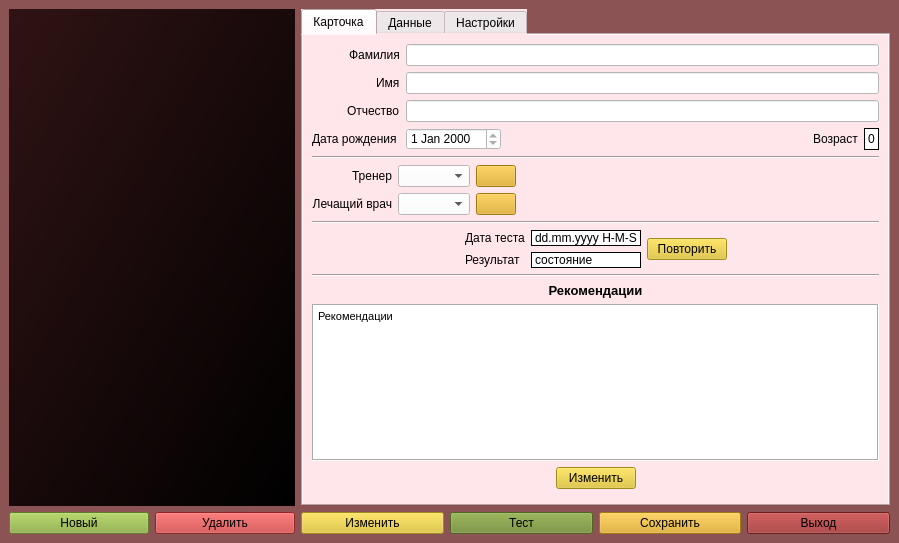
First picture: the form in design1.ui, repository egorguslyan/kvantoriada, before the edit.
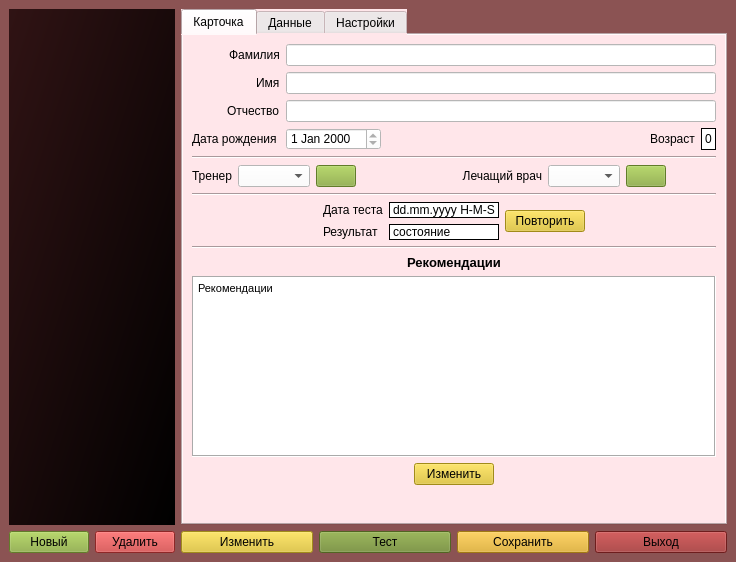
Second picture: the form after the edit. Icons and pictures are not drawn. Custom widgets are drawn as their Qt base class.

```diff
--- a/design1.ui
+++ b/design1.ui
@@ -9,8 +9,8 @@
    <rect>
     <x>0</x>
     <y>0</y>
-    <width>899</width>
-    <height>543</height>
+    <width>736</width>
+    <height>562</height>
    </rect>
   </property>
   <property name="sizePolicy">
@@ -42,7 +42,7 @@
         </property>
         <property name="maximumSize">
          <size>
-          <width>349</width>
+          <width>250</width>
           <height>16777215</height>
          </size>
         </property>
@@ -60,6 +60,9 @@
         <property name="frameShape">
          <enum>QFrame::NoFrame</enum>
         </property>
+        <property name="sizeAdjustPolicy">
+         <enum>QAbstractScrollArea::AdjustToContents</enum>
+        </property>
         <property name="gridStyle">
          <enum>Qt::NoPen</enum>
         </property>
@@ -752,44 +755,17 @@
           </item>
           <item>
            <layout class="QGridLayout" name="gridLayout_6">
-            <item row="0" column="2">
-             <widget class="QPushButton" name="addNewCouchButton">
-              <property name="styleSheet">
-               <string notr="true">background-color: #e1a91a;</string>
-              </property>
+            <item row="0" column="0">
+             <widget class="QLabel" name="couchLabel">
               <property name="text">
-               <string/>
+               <string>Тренер</string>
               </property>
-              <property name="icon">
-               <iconset>
-                <normaloff>images/add.png</normaloff>images/add.png</iconset>
+              <property name="alignment">
+               <set>Qt::AlignRight|Qt::AlignTrailing|Qt::AlignVCenter</set>
               </property>
              </widget>
             </item>
-            <item row="1" column="2">
-             <widget class="QPushButton" name="addNewDoctorButton">
-              <property name="styleSheet">
-               <string notr="true">background-color: #e1a91a;</string>
-              </property>
-              <property name="text">
-               <string/>
-              </property>
-              <property name="icon">
-               <iconset>
-                <normaloff>images/add.png</normaloff>images/add.png</iconset>
-              </property>
-             </widget>
-            </item>
-            <item row="1" column="1">
-             <widget class="QComboBox" name="doctorNameComboBox">
-              <property name="styleSheet">
-               <string notr="true">background-color: rgb(255, 255, 255);
-selection-color: rgb(0, 0, 0);
-selection-background-color: rgb(167, 255, 253);</string>
-              </property>
-             </widget>
-            </item>
-            <item row="1" column="0">
+            <item row="0" column="4">
              <widget class="QLabel" name="doctorLabel">
               <property name="text">
                <string>Лечащий врач</string>
@@ -802,13 +778,58 @@
               </property>
              </widget>
             </item>
-            <item row="0" column="0">
-             <widget class="QLabel" name="couchLabel">
+            <item row="0" column="2">
+             <widget class="QPushButton" name="addNewCouchButton">
+              <property name="sizePolicy">
+               <sizepolicy hsizetype="Minimum" vsizetype="Minimum">
+                <horstretch>0</horstretch>
+                <verstretch>0</verstretch>
+               </sizepolicy>
+              </property>
+              <property name="styleSheet">
+               <string notr="true">background-color: rgb(137, 173, 59);</string>
+              </property>
               <property name="text">
-               <string>Тренер</string>
+               <string/>
               </property>
-              <property name="alignment">
-               <set>Qt::AlignRight|Qt::AlignTrailing|Qt::AlignVCenter</set>
+              <property name="icon">
+               <iconset>
+                <normaloff>images/add.png</normaloff>images/add.png</iconset>
+              </property>
+              <property name="iconSize">
+               <size>
+                <width>12</width>
+                <height>12</height>
+               </size>
+              </property>
+             </widget>
+            </item>
+            <item row="0" column="5">
+             <widget class="QComboBox" name="doctorNameComboBox">
+              <property name="styleSheet">
+               <string notr="true">background-color: rgb(255, 255, 255);
+selection-color: rgb(0, 0, 0);
+selection-background-color: rgb(167, 255, 253);</string>
+              </property>
+             </widget>
+            </item>
+            <item row="0" column="6">
+             <widget class="QPushButton" name="addNewDoctorButton">
+              <property name="styleSheet">
+               <string notr="true">background-color: rgb(137, 173, 59);</string>
+              </property>
+              <property name="text">
+               <string/>
+              </property>
+              <property name="icon">
+               <iconset>
+                <normaloff>images/add.png</normaloff>images/add.png</iconset>
+              </property>
+              <property name="iconSize">
+               <size>
+                <width>12</width>
+                <height>12</height>
+               </size>
               </property>
              </widget>
             </item>
@@ -821,14 +842,30 @@
               </property>
              </widget>
             </item>
-            <item row="0" column="3">
+            <item row="0" column="7">
              <spacer name="horizontalSpacer_12">
               <property name="orientation">
                <enum>Qt::Horizontal</enum>
               </property>
               <property name="sizeHint" stdset="0">
                <size>
-                <width>40</width>
+                <width>0</width>
+                <height>0</height>
+               </size>
+              </property>
+             </spacer>
+            </item>
+            <item row="0" column="3">
+             <spacer name="horizontalSpacer_13">
+              <property name="orientation">
+               <enum>Qt::Horizontal</enum>
+              </property>
+              <property name="sizeType">
+               <enum>QSizePolicy::Maximum</enum>
+              </property>
+              <property name="sizeHint" stdset="0">
+               <size>
+                <width>100</width>
                 <height>0</height>
                </size>
               </property>
```
